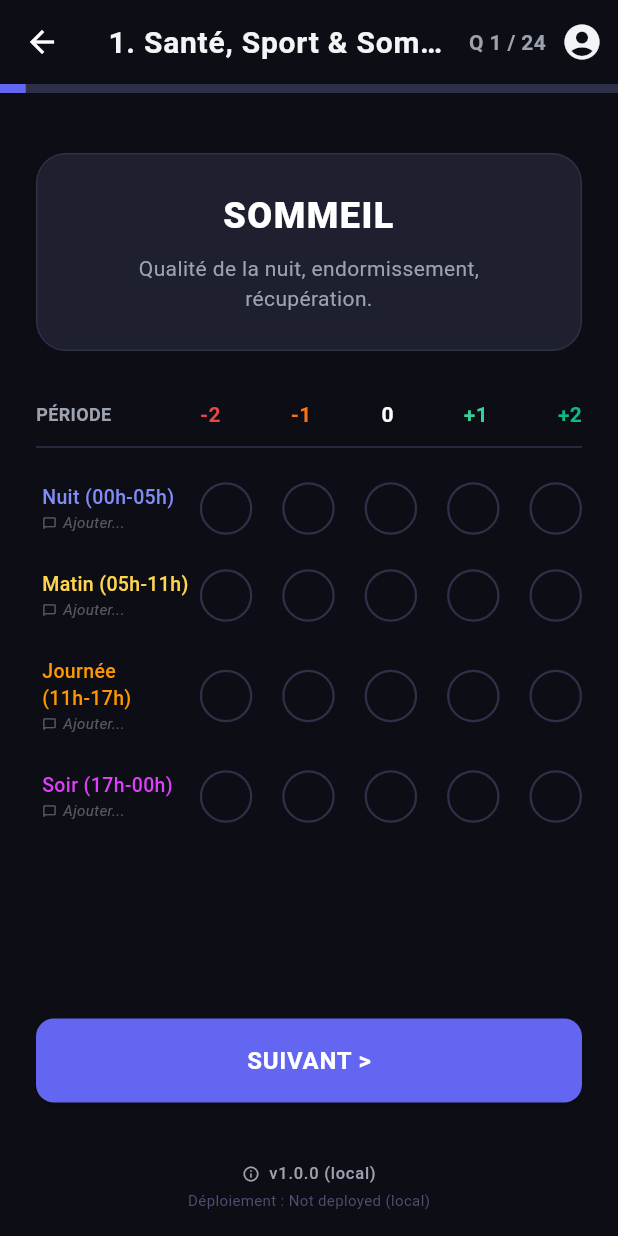
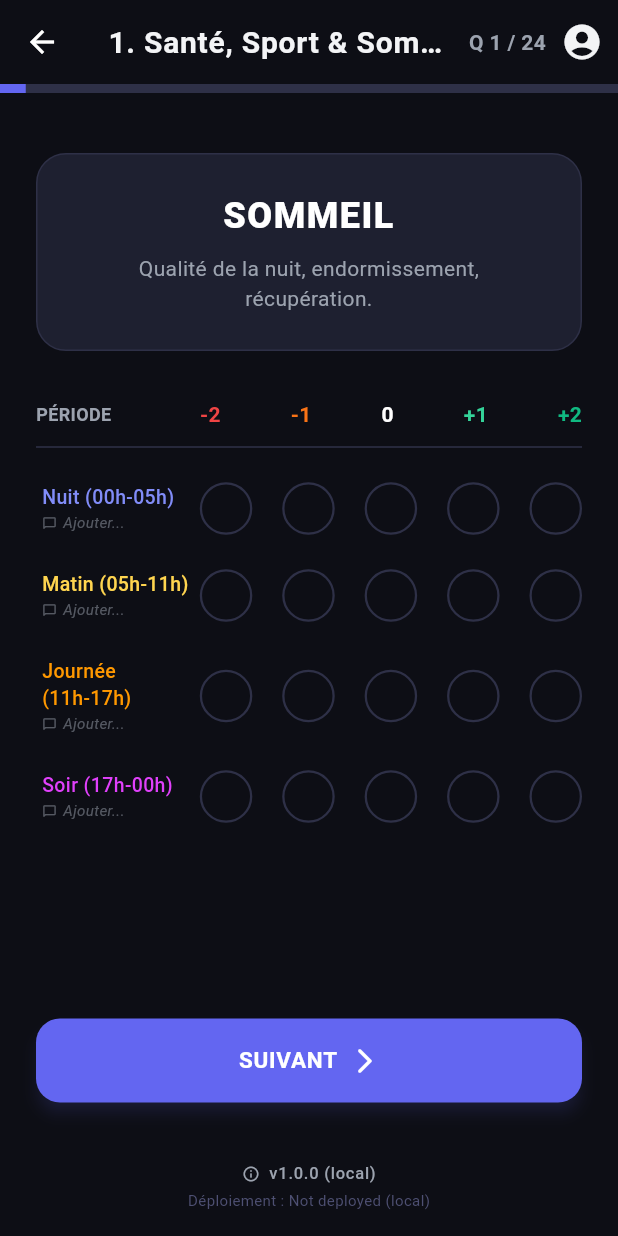
Before and after one commit to Stanworld80/VerySimpleDiary, a Flutter app: the screen it shows once a user with an empty profile is signed in, after a tap on an icon or button, on a phone screen of 412 x 824 dp. Run offline on Flutter 3.47's test engine with Material 3 defaults, Android fonts, the phone set to English and light mode, and no system bars; our stand-ins replace cloud_firestore, drift, firebase_auth, firebase_core, flutter_riverpod, flutter_secure_storage and 4 more; accounts and stored records are empty; generated files the repository leaves out were written again.

Commit message:
feat: implement responsive layouts for home screen action buttons and diary navigation buttons

```diff
--- a/lib/features/diary/ui/diary_screen.dart
+++ b/lib/features/diary/ui/diary_screen.dart
@@ -8,6 +8,81 @@ import '../../../core/ui/profile_menu_button.dart';
 
 class DiaryScreen extends ConsumerWidget {
   const DiaryScreen({super.key});
+
+  Widget _buildNavButton({
+    required BuildContext context,
+    required String label,
+    required IconData icon,
+    required VoidCallback? onPressed,
+    required bool isPrimary,
+    required double buttonWidth,
+  }) {
+    final showText = buttonWidth > 140;
+
+    final child = Row(
+      mainAxisAlignment: MainAxisAlignment.center,
+      mainAxisSize: MainAxisSize.min,
+      children: [
+        if (isPrimary) ...[
+          if (showText) ...[
+            Flexible(
+              child: Text(
+                label,
+                style: const TextStyle(fontWeight: FontWeight.bold, fontSize: 15),
+                maxLines: 1,
+                overflow: TextOverflow.ellipsis,
+              ),
+            ),
+            const SizedBox(width: 8),
+          ],
+          Icon(icon, size: 20),
+        ] else ...[
+          Icon(icon, size: 20),
+          if (showText) ...[
+            const SizedBox(width: 8),
+            Flexible(
+              child: Text(
+                label,
+                style: const TextStyle(fontWeight: FontWeight.bold, fontSize: 15),
+                maxLines: 1,
+                overflow: TextOverflow.ellipsis,
+              ),
+            ),
+          ],
+        ],
+      ],
+    );
+
+    if (isPrimary) {
+      return ElevatedButton(
+        onPressed: onPressed,
+        style: ElevatedButton.styleFrom(
+          backgroundColor: AppTheme.primary,
+          foregroundColor: Colors.white,
+          minimumSize: const Size.fromHeight(56),
+          shape: RoundedRectangleBorder(
+            borderRadius: BorderRadius.circular(16),
+          ),
+          elevation: 4,
+          shadowColor: AppTheme.primary.withValues(alpha: 0.3),
+        ),
+        child: child,
+      );
+    } else {
+      return OutlinedButton(
+        onPressed: onPressed,
+        style: OutlinedButton.styleFrom(
+          foregroundColor: AppTheme.textSecondary,
+          minimumSize: const Size.fromHeight(56),
+          side: const BorderSide(color: Color(0xFF2E3047), width: 1.5),
+          shape: RoundedRectangleBorder(
+            borderRadius: BorderRadius.circular(16),
+          ),
+        ),
+        child: child,
+      );
+    }
+  }
 
   @override
   Widget build(BuildContext context, WidgetRef ref) {
@@ -278,10 +353,27 @@ class DiaryScreen extends ConsumerWidget {
               ),
             ),
 
-            // Next / Validate Button
+            // Next / Prev / Validate Navigation Buttons
             Padding(
               padding: const EdgeInsets.all(24.0),
-              child: ElevatedButton(
+              child: LayoutBuilder(
+                builder: (context, constraints) {
+                  final isPortrait = MediaQuery.of(context).orientation == Orientation.portrait;
+                  final hasPrev = diaryState.currentQuestionIndex > 0;
+
+                  final nextLabel = currentQuestion.number < diaryQuestionsList.length ? 'SUIVANT' : 'RÉCAPITULATIF';
+                  final nextIcon = currentQuestion.number < diaryQuestionsList.length
+                      ? Icons.arrow_forward_ios_rounded
+                      : Icons.check_circle_outline_rounded;
+
+                  final btnNext = _buildNavButton(
+                    context: context,
+                    label: nextLabel,
+                    icon: nextIcon,
+                    isPrimary: true,
+                    buttonWidth: !hasPrev
+                        ? constraints.maxWidth
+                        : (isPortrait ? constraints.maxWidth : (constraints.maxWidth - 12) / 2),
                     onPressed: () async {
                       await notifier.nextQuestion();
                       if (context.mounted && currentQuestion.number == diaryQuestionsList.length) {
@@ -292,9 +384,40 @@ class DiaryScreen extends ConsumerWidget {
                         );
                       }
                     },
-                child: Text(
-                  currentQuestion.number < diaryQuestionsList.length ? 'SUIVANT >' : 'RÉCAPITULATIF >',
-                ),
+                  );
+
+                  if (!hasPrev) {
+                    return btnNext;
+                  }
+
+                  final btnPrev = _buildNavButton(
+                    context: context,
+                    label: 'PRÉCÉDENT',
+                    icon: Icons.arrow_back_ios_new_rounded,
+                    isPrimary: false,
+                    buttonWidth: isPortrait ? constraints.maxWidth : (constraints.maxWidth - 12) / 2,
+                    onPressed: () => notifier.prevQuestion(),
+                  );
+
+                  if (isPortrait) {
+                    return Column(
+                      crossAxisAlignment: CrossAxisAlignment.stretch,
+                      children: [
+                        btnNext,
+                        const SizedBox(height: 12),
+                        btnPrev,
+                      ],
+                    );
+                  } else {
+                    return Row(
+                      children: [
+                        Expanded(child: btnPrev),
+                        const SizedBox(width: 12),
+                        Expanded(child: btnNext),
+                      ],
+                    );
+                  }
+                },
               ),
             ),
             const VersionFooter(),
--- a/lib/features/diary/ui/home_screen.dart
+++ b/lib/features/diary/ui/home_screen.dart
@@ -122,11 +122,11 @@ class HomeScreen extends ConsumerWidget {
                     borderRadius: BorderRadius.circular(24),
                     border: Border.all(color: const Color(0xFF2E3047), width: 1.5),
                   ),
-                  child: Column(
-                    crossAxisAlignment: CrossAxisAlignment.stretch,
-                    children: [
-                      // Journal of the day Button
-                      ElevatedButton(
+                  child: LayoutBuilder(
+                    builder: (context, constraints) {
+                      final isPortrait = MediaQuery.of(context).orientation == Orientation.portrait;
+
+                      final btnJournal = ElevatedButton(
                         onPressed: () {
                           // Select today's date and open the Diary Screen
                           ref.read(diaryDateProvider.notifier).state = todayStr;
@@ -163,15 +163,9 @@ class HomeScreen extends ConsumerWidget {
                             ),
                           ],
                         ),
-                      ),
+                      );
 
-                      const SizedBox(height: 16),
-
-                      // Actions Buttons side-by-side
-                      Row(
-                        children: [
-                          Expanded(
-                            child: OutlinedButton(
+                      final btnExploration = OutlinedButton(
                         onPressed: () {
                           Navigator.of(context).push(
                             MaterialPageRoute(
@@ -204,11 +198,9 @@ class HomeScreen extends ConsumerWidget {
                             ),
                           ],
                         ),
-                            ),
-                          ),
-                          const SizedBox(width: 12),
-                          Expanded(
-                            child: OutlinedButton(
+                      );
+
+                      final btnHistory = OutlinedButton(
                         onPressed: () {
                           Navigator.of(context).push(
                             MaterialPageRoute(
@@ -241,11 +233,36 @@ class HomeScreen extends ConsumerWidget {
                             ),
                           ],
                         ),
-                            ),
-                          ),
+                      );
+
+                      if (isPortrait) {
+                        return Column(
+                          crossAxisAlignment: CrossAxisAlignment.stretch,
+                          children: [
+                            btnJournal,
+                            const SizedBox(height: 16),
+                            btnExploration,
+                            const SizedBox(height: 16),
+                            btnHistory,
+                          ],
+                        );
+                      } else {
+                        return Column(
+                          crossAxisAlignment: CrossAxisAlignment.stretch,
+                          children: [
+                            btnJournal,
+                            const SizedBox(height: 16),
+                            Row(
+                              children: [
+                                Expanded(child: btnExploration),
+                                const SizedBox(width: 12),
+                                Expanded(child: btnHistory),
                               ],
                             ),
                           ],
+                        );
+                      }
+                    },
                   ),
                 ),
 
```
Lines whose indentation alone changed are shown as unchanged.
